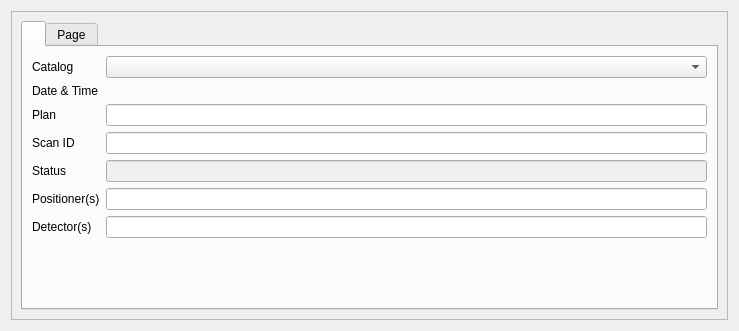
BCDA-APS/gemviz, file gemviz23/demo/resources/filterpanel.ui: the form before one commit.
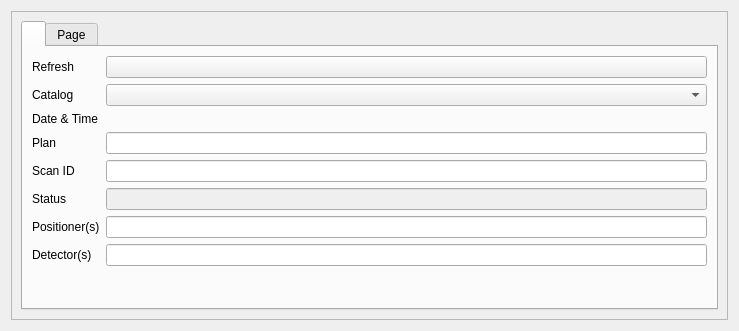
The form after the commit. Icons and pictures are not drawn.

Commit message: MNT #93 discuss this UI placement

Diff of the .ui file:
```diff
--- a/gemviz23/demo/resources/filterpanel.ui
+++ b/gemviz23/demo/resources/filterpanel.ui
@@ -39,17 +39,17 @@
            <string/>
           </attribute>
           <layout class="QFormLayout" name="formLayout">
-           <item row="0" column="0">
+           <item row="1" column="0">
             <widget class="QLabel" name="status_label_2">
              <property name="text">
               <string>Catalog</string>
              </property>
             </widget>
            </item>
-           <item row="0" column="1">
+           <item row="1" column="1">
             <widget class="QComboBox" name="catalogs"/>
            </item>
-           <item row="1" column="0">
+           <item row="2" column="0">
             <widget class="QLabel" name="label">
              <property name="toolTip">
               <string>Search for runs between these two dates.</string>
@@ -59,7 +59,7 @@
              </property>
             </widget>
            </item>
-           <item row="2" column="0">
+           <item row="3" column="0">
             <widget class="QLabel" name="plan_label">
              <property name="toolTip">
               <string>Search for runs that match this Bluesky plan.</string>
@@ -69,14 +69,14 @@
              </property>
             </widget>
            </item>
-           <item row="2" column="1">
+           <item row="3" column="1">
             <widget class="QLineEdit" name="plan_name">
              <property name="toolTip">
               <string/>
              </property>
             </widget>
            </item>
-           <item row="3" column="0">
+           <item row="4" column="0">
             <widget class="QLabel" name="scan_id_label">
              <property name="toolTip">
               <string>Search for runs with this scan ID.</string>
@@ -86,21 +86,21 @@
              </property>
             </widget>
            </item>
-           <item row="3" column="1">
+           <item row="4" column="1">
             <widget class="QLineEdit" name="scan_id">
              <property name="toolTip">
               <string/>
              </property>
             </widget>
            </item>
-           <item row="4" column="0">
+           <item row="5" column="0">
             <widget class="QLabel" name="status_label">
              <property name="text">
               <string>Status</string>
              </property>
             </widget>
            </item>
-           <item row="4" column="1">
+           <item row="5" column="1">
             <widget class="QLineEdit" name="status">
              <property name="enabled">
               <bool>false</bool>
@@ -110,7 +110,7 @@
              </property>
             </widget>
            </item>
-           <item row="5" column="0">
+           <item row="6" column="0">
             <widget class="QLabel" name="positioner_label">
              <property name="toolTip">
               <string>Search for runs with these motor(s). Use a comma to separate more than one name. (such as &quot;m1, m2&quot;)</string>
@@ -120,14 +120,14 @@
              </property>
             </widget>
            </item>
-           <item row="5" column="1">
+           <item row="6" column="1">
             <widget class="QLineEdit" name="positioners">
              <property name="toolTip">
               <string/>
              </property>
             </widget>
            </item>
-           <item row="6" column="0">
+           <item row="7" column="0">
             <widget class="QLabel" name="detector_label">
              <property name="toolTip">
               <string>Search for runs with these detector(s). Use a comma to separate more than one name. (such as &quot;diode, I0&quot;)</string>
@@ -137,13 +137,31 @@
              </property>
             </widget>
            </item>
-           <item row="6" column="1">
+           <item row="7" column="1">
             <widget class="QLineEdit" name="detectors">
              <property name="toolTip">
               <string/>
              </property>
             </widget>
            </item>
+           <item row="0" column="0">
+            <widget class="QLabel" name="label_2">
+             <property name="text">
+              <string>Refresh</string>
+             </property>
+            </widget>
+           </item>
+           <item row="0" column="1">
+            <widget class="QPushButton" name="refresh">
+             <property name="text">
+              <string/>
+             </property>
+             <property name="icon">
+              <iconset>
+               <normaloff>refresh.bmp</normaloff>refresh.bmp</iconset>
+             </property>
+            </widget>
+           </item>
           </layout>
          </widget>
          <widget class="QWidget" name="TabWidgetPage2">
```
